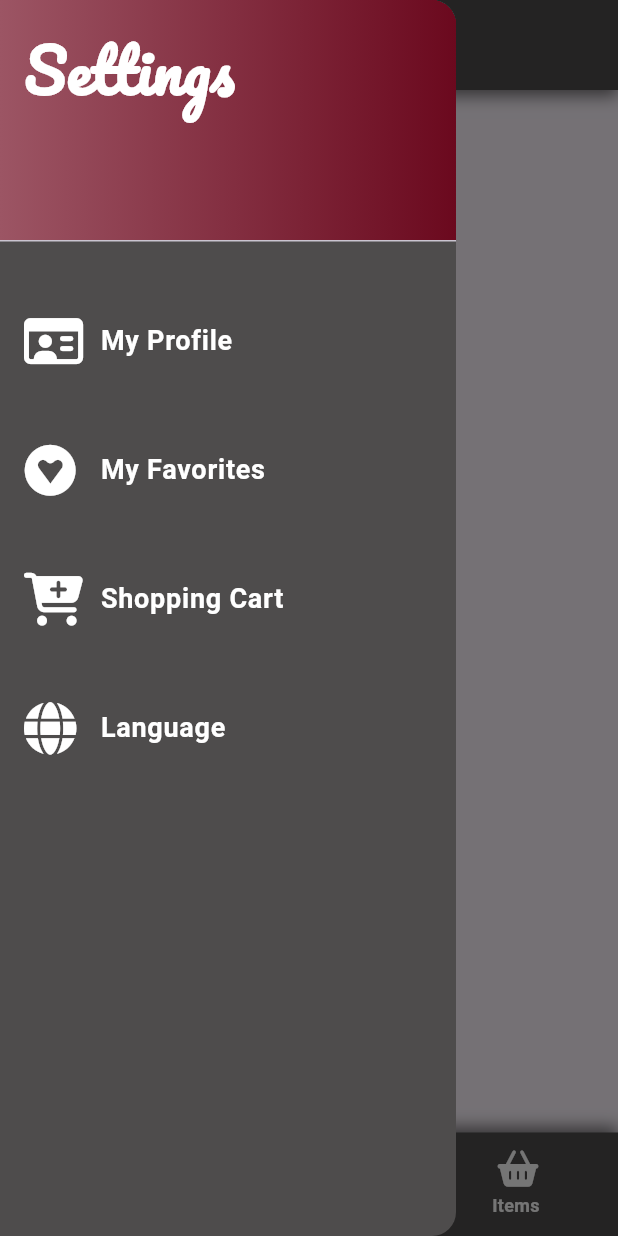
After one commit to Seedrahelal/quick_deliver_app, a Flutter app: the HomePage screen opened directly, with the side drawer open, on a phone screen of 412 x 824 dp. The commit adds this screen. Run offline on Flutter 3.47's test engine with Material 3 defaults, Android fonts, the phone set to English and light mode, and no system bars; our stand-ins replace font_awesome_flutter, image_picker.

Commit message:
create settings page

```diff
--- /dev/null
+++ b/lib/screens/settings_page.dart
@@ -0,0 +1,83 @@
+import 'package:flutter/material.dart';
+import 'package:font_awesome_flutter/font_awesome_flutter.dart';
+import 'package:quick_deliver_app/helper/constants.dart';
+
+class SettingsPage extends StatelessWidget {
+  const SettingsPage({
+    super.key,
+  });
+
+  @override
+  Widget build(BuildContext context) {
+    return Drawer(
+      backgroundColor: backgroundColor,
+      child: ListView(
+        padding: EdgeInsets.zero,
+        children: [
+          const DrawerHeader(
+            decoration: BoxDecoration(
+                gradient: LinearGradient(
+              colors: [
+                Color.fromARGB(255, 156, 85, 100),
+                Color.fromARGB(255, 107, 9, 30),
+              ],
+            )),
+            child: Text(
+              'Settings',
+              style: TextStyle(
+                fontWeight: FontWeight.bold,
+                fontFamily: 'Pacifico',
+                color: Colors.white,
+                fontSize: 40,
+              ),
+            ),
+          ),
+          const SizedBox(height: 30),
+          ListTile(
+            leading: const Icon(FontAwesomeIcons.idCard,
+                color: Colors.white, size: 35),
+            title: const Text('My Profile',
+                style: TextStyle(
+                    color: Colors.white,
+                    fontSize: 18,
+                    fontWeight: FontWeight.bold)),
+            onTap: () {},
+          ),
+          const SizedBox(height: 30),
+          ListTile(
+            leading: const Icon(FontAwesomeIcons.gratipay,
+                color: Colors.white, size: 35),
+            title: const Text('My Favorites',
+                style: TextStyle(
+                    color: Colors.white,
+                    fontSize: 18,
+                    fontWeight: FontWeight.bold)),
+            onTap: () {},
+          ),
+          const SizedBox(height: 30),
+          ListTile(
+            leading: const Icon(FontAwesomeIcons.cartPlus,
+                color: Colors.white, size: 35),
+            title: const Text('Shopping Cart',
+                style: TextStyle(
+                    color: Colors.white,
+                    fontSize: 18,
+                    fontWeight: FontWeight.bold)),
+            onTap: () {},
+          ),
+          const SizedBox(height: 30),
+          ListTile(
+            leading: const Icon(FontAwesomeIcons.globe,
+                color: Colors.white, size: 35),
+            title: const Text('Language',
+                style: TextStyle(
+                    color: Colors.white,
+                    fontSize: 18,
+                    fontWeight: FontWeight.bold)),
+            onTap: () {},
+          ),
+        ],
+      ),
+    );
+  }
+}
```
Also changed, not shown: lib/screens/home_page.dart (+2 -58 lines).
